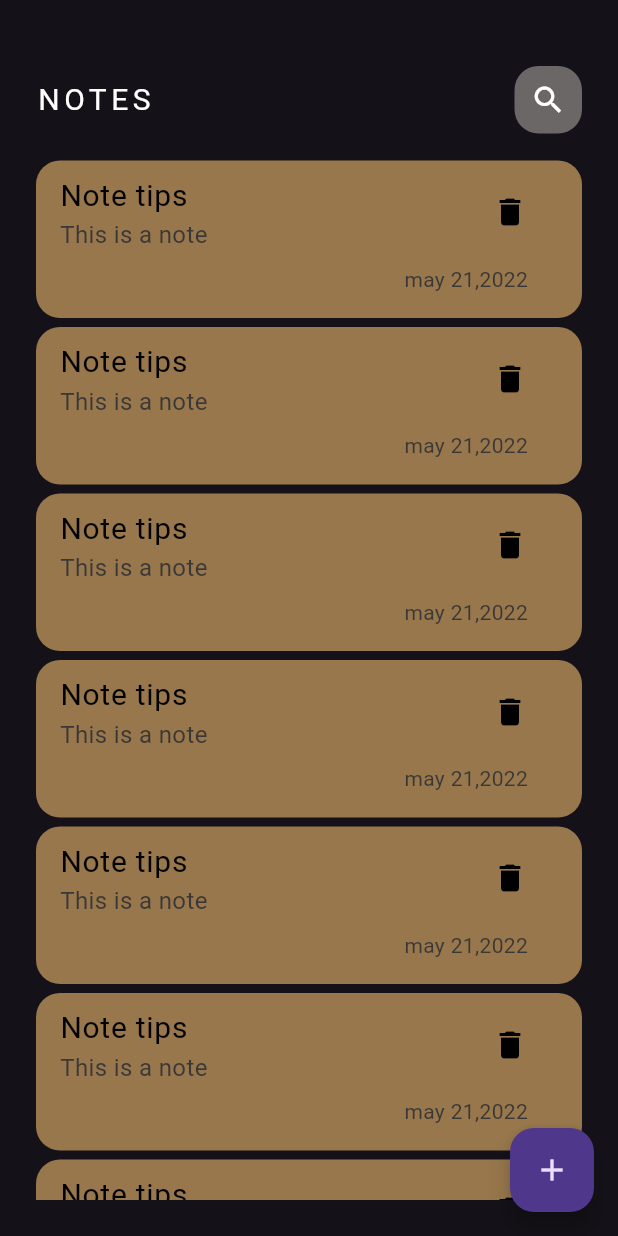
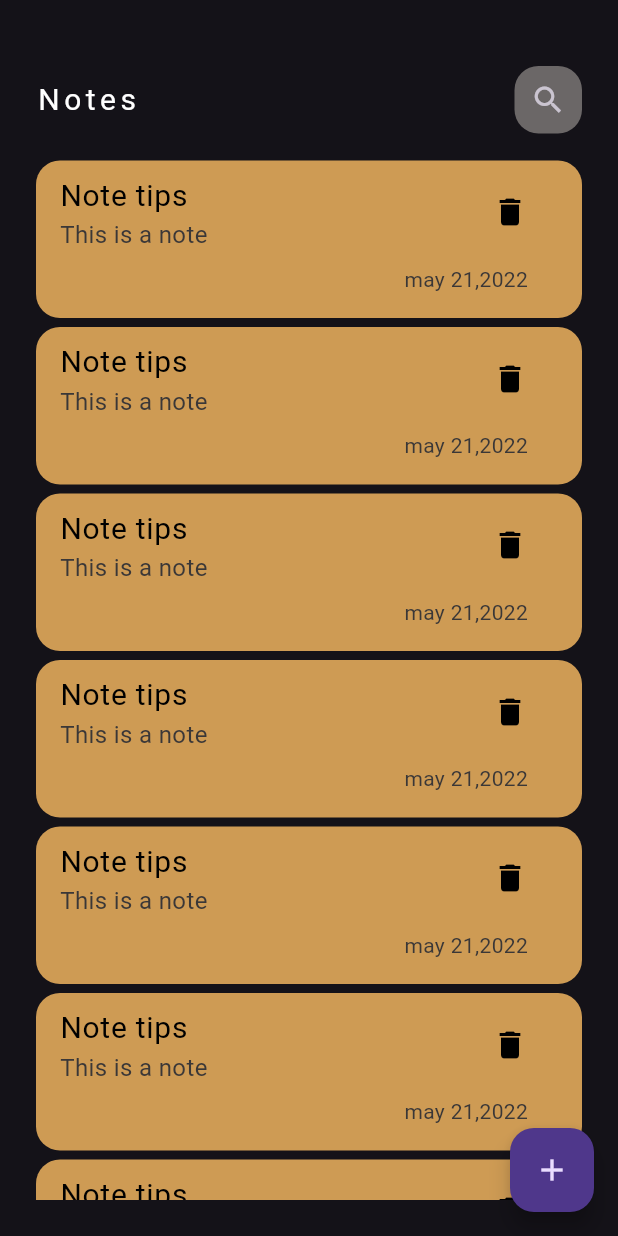
Before and after one commit to masymas99/note_app, a Flutter app: the screen it shows after launch, on a phone screen of 412 x 824 dp. Run offline on Flutter 3.47's test engine with Material 3 defaults, Android fonts, the phone set to English and light mode, and no system bars.

Commit message:
ETIED VIEW FINISHED

```diff
--- a/lib/views/widgets/custom_app_bar.dart
+++ b/lib/views/widgets/custom_app_bar.dart
@@ -1,21 +1,26 @@
 import 'package:flutter/material.dart';
 
 class CustomAppBar extends StatelessWidget {
-  const CustomAppBar({Key? key}) : super(key: key);
+  const CustomAppBar({Key? key, required this.title, required this.icon})
+      : super(key: key);
+  final String title;
+  final IconData icon;
 
   @override
   Widget build(BuildContext context) {
     return Padding(
       padding: const EdgeInsets.only(bottom: 12),
-      child: const Row(
+      child: Row(
         children: [
           Text(
-            'NOTES',
+            title,
             style:
                 TextStyle(fontSize: 20, color: Colors.white, letterSpacing: 3),
           ),
           Spacer(),
-          CustomSearshIcon()
+          CustomSearshIcon(
+            icon: icon,
+          )
         ],
       ),
     );
@@ -23,8 +28,8 @@ class CustomAppBar extends StatelessWidget {
 }
 
 class CustomSearshIcon extends StatelessWidget {
-  const CustomSearshIcon({Key? key}) : super(key: key);
-
+  const CustomSearshIcon({Key? key, required this.icon}) : super(key: key);
+  final IconData icon;
   @override
   Widget build(BuildContext context) {
     return Container(
@@ -34,9 +39,6 @@ class CustomSearshIcon extends StatelessWidget {
           borderRadius: BorderRadius.circular(16),
           color: const Color.fromARGB(255, 107, 103, 103),
         ),
-      child: Icon(
-        Icons.search,
-      ),
-    );
+        child: IconButton(onPressed: () {}, icon: Icon(icon)));
   }
 }
--- a/lib/views/widgets/notes_items.dart
+++ b/lib/views/widgets/notes_items.dart
@@ -17,7 +17,7 @@ class NoteItem extends StatelessWidget {
         },
         child: Container(
           decoration: BoxDecoration(
-              color: const Color.fromARGB(255, 151, 119, 75),
+              color: const Color.fromARGB(255, 206, 155, 84),
               borderRadius: BorderRadius.circular(16)),
           child: Column(
             crossAxisAlignment: CrossAxisAlignment.end,
--- a/lib/views/widgets/notes_view_body.dart
+++ b/lib/views/widgets/notes_view_body.dart
@@ -13,7 +13,10 @@ class noteViewBody extends StatelessWidget {
           SizedBox(
             height: 20,
           ),
-          const CustomAppBar(),
+          const CustomAppBar(
+            title: 'Notes',
+            icon: Icons.search,
+          ),
           Expanded(child: NotesListView())
         ],
       ),
```
Also changed, not shown: lib/views/widgets/edit_view_body.dart (+27 -1 lines). Lines whose indentation alone changed are shown as unchanged.
